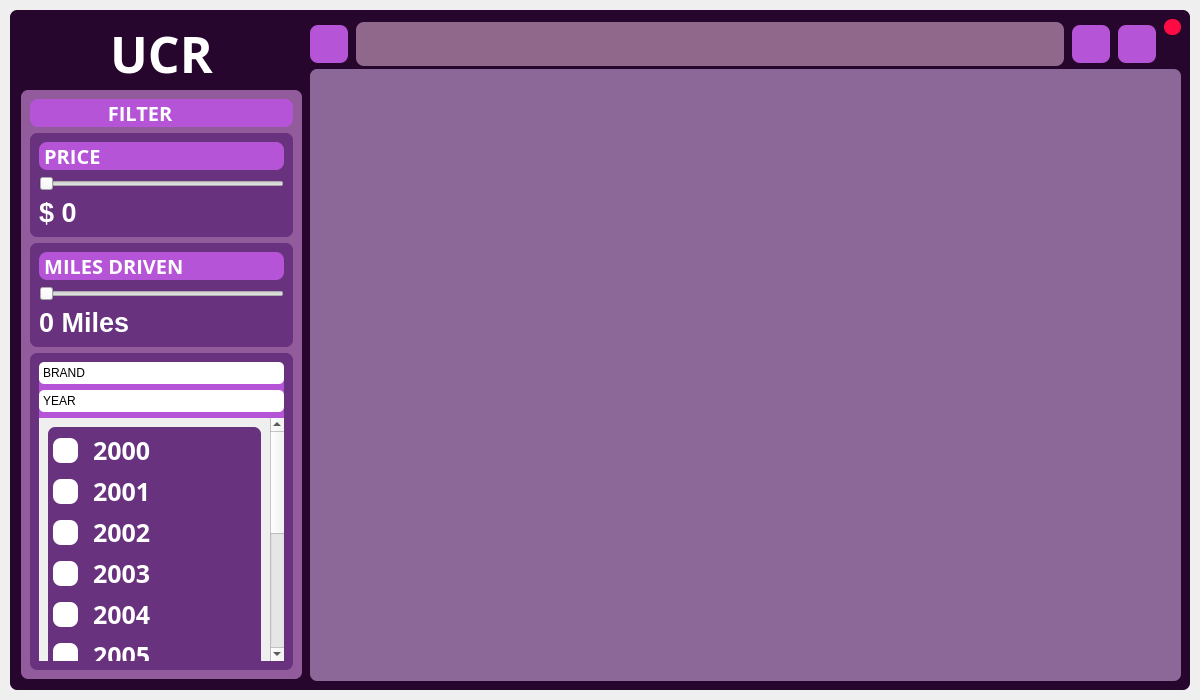
BryanHerrera19/Portfolio-WebScraping, file filter.ui: the form before one commit.
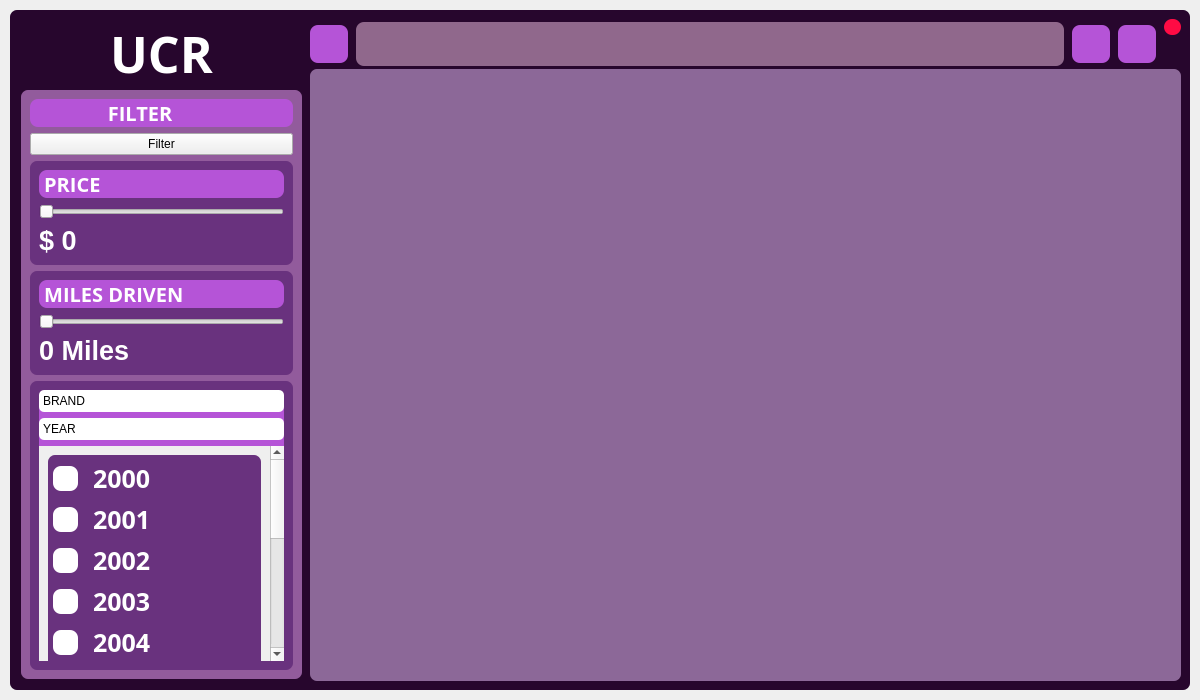
The form after the commit. Icons and pictures are not drawn.

Commit message: Added filter button

The edit to the form file:
```diff
--- a/filter.ui
+++ b/filter.ui
@@ -225,6 +225,13 @@
                   </property>
                  </widget>
                 </item>
+                <item>
+                 <widget class="QPushButton" name="filter_Button">
+                  <property name="text">
+                   <string>Filter</string>
+                  </property>
+                 </widget>
+                </item>
                 <item>
                  <widget class="QFrame" name="price_frame">
                   <property name="styleSheet">
```
The commit also changes 1 other file.
